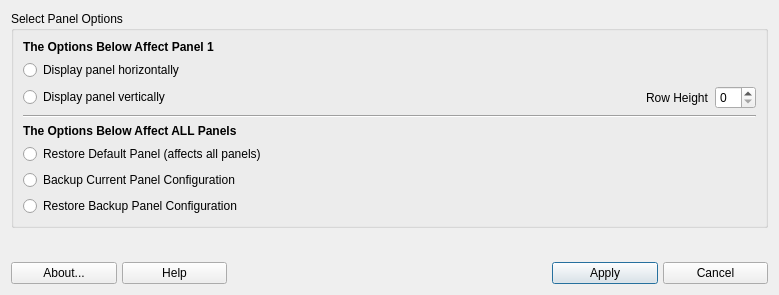
Before: the Qt Designer form mxpanelorientation.ui in AdrianTM/mx-panel-orientation, drawn with Qt 5.
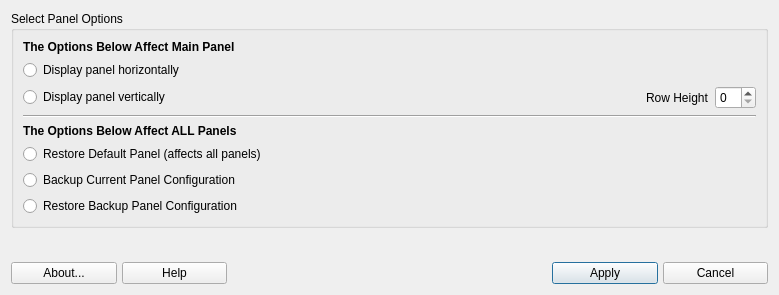
After: the same form once the commit is applied. Icons and pictures are not drawn.

Commit message: added some logic to work with what should be main default panel

Patch:
```diff
--- a/mxpanelorientation.ui
+++ b/mxpanelorientation.ui
@@ -213,7 +213,7 @@
       <item row="0" column="0" colspan="2">
        <widget class="QLabel" name="label_2">
         <property name="text">
-         <string>&lt;html&gt;&lt;head/&gt;&lt;body&gt;&lt;p&gt;&lt;span style=&quot; font-weight:600;&quot;&gt;The Options Below Affect Panel 1&lt;/span&gt;&lt;/p&gt;&lt;/body&gt;&lt;/html&gt;</string>
+         <string>&lt;html&gt;&lt;head/&gt;&lt;body&gt;&lt;p&gt;&lt;span style=&quot; font-weight:600;&quot;&gt;The Options Below Affect Main Panel&lt;/span&gt;&lt;/p&gt;&lt;/body&gt;&lt;/html&gt;</string>
         </property>
        </widget>
       </item>
```
The commit also changes 3 other files.
